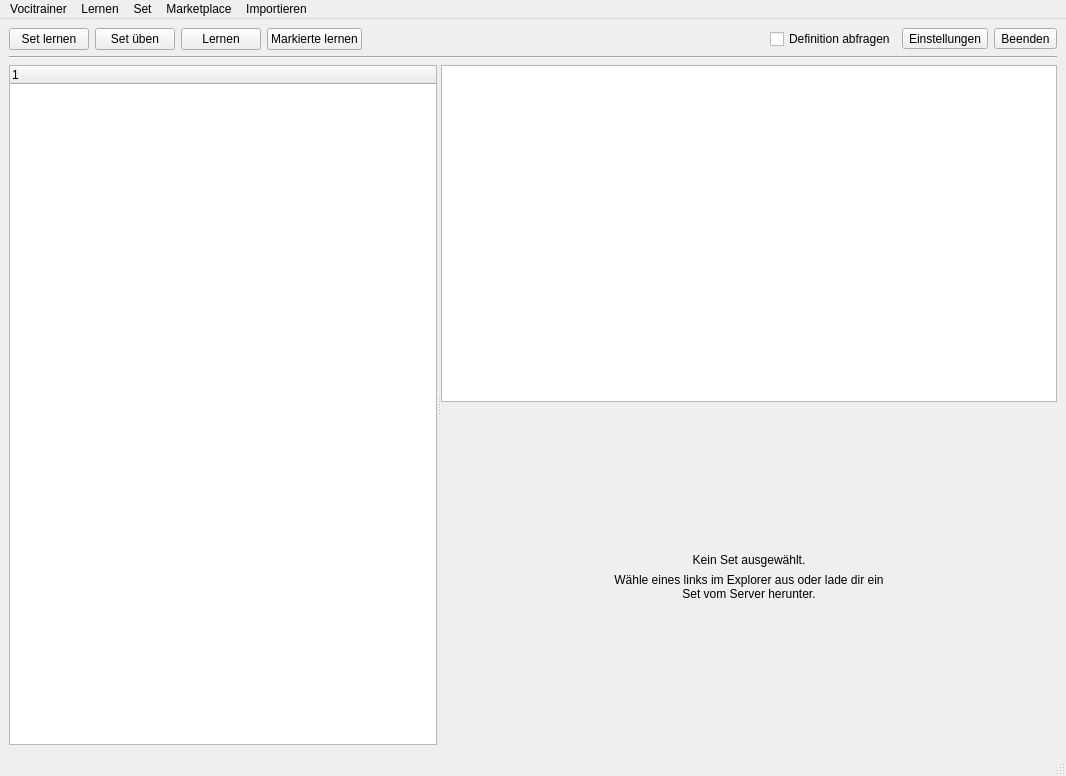
The window that Client/res/hauptfenster.ui (samuelx12/Vocitrainer) describes before a commit, drawn with Qt 5.
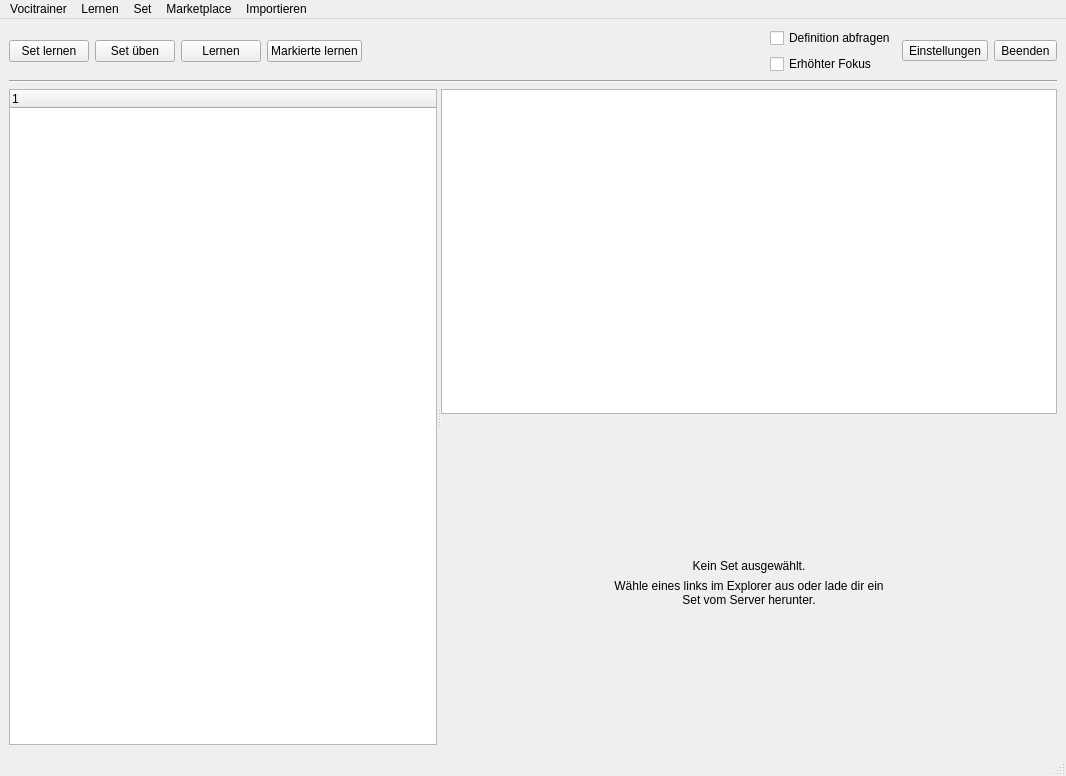
The same window after the commit. Icons and pictures are not drawn.

Commit message: - Einstellung für erhöhten Fokus hinzugefügt      -> Diese Bewirkt, das im Trainingsfenster keine weiteren Informationen wie Schwierigkeit, Bemerkungen oder Definitionen angezeigt werden.

```diff
--- a/Client/res/hauptfenster.ui
+++ b/Client/res/hauptfenster.ui
@@ -158,11 +158,22 @@
        </spacer>
       </item>
       <item>
+       <layout class="QVBoxLayout" name="verticalLayout">
+        <item>
        <widget class="QCheckBox" name="box_definitionLernen">
         <property name="text">
          <string>Definition abfragen</string>
         </property>
        </widget>
+        </item>
+        <item>
+         <widget class="QCheckBox" name="box_fokusmodus">
+          <property name="text">
+           <string>Erhöhter Fokus</string>
+          </property>
+         </widget>
+        </item>
+       </layout>
       </item>
       <item>
        <widget class="QToolButton" name="cmd_Einstellungen">
```
Lines whose indentation alone changed are shown as unchanged. The commit also changes 9 other files.
